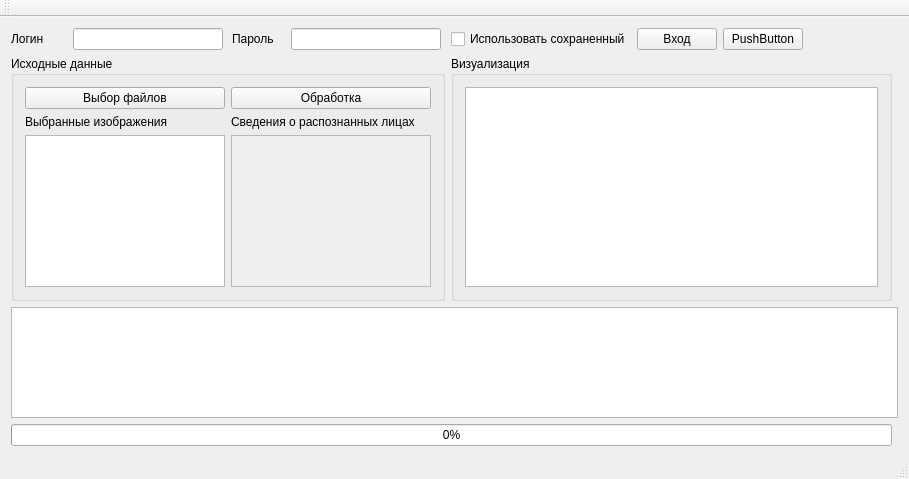
Old version of the form mainwindow.ui in the repository SHK24/tevianGUI.
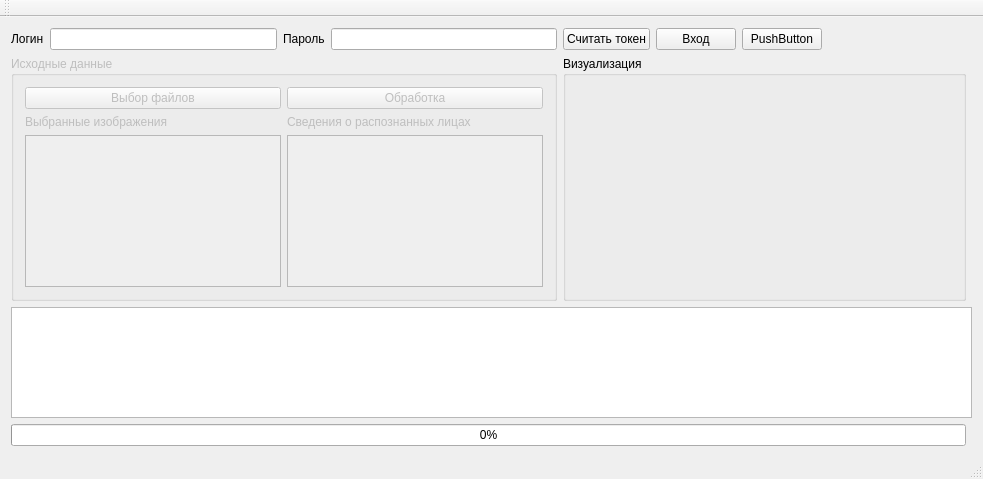
New version of the form. Custom widgets are drawn as their Qt base class.

The edit to the form file:
```diff
--- a/mainwindow.ui
+++ b/mainwindow.ui
@@ -6,20 +6,23 @@
    <rect>
     <x>0</x>
     <y>0</y>
-    <width>909</width>
+    <width>983</width>
     <height>479</height>
    </rect>
   </property>
   <property name="windowTitle">
    <string>MainWindow</string>
   </property>
+  <property name="styleSheet">
+   <string notr="true"/>
+  </property>
   <widget class="QWidget" name="centralWidget">
    <layout class="QGridLayout" name="gridLayout">
     <item row="0" column="2">
      <widget class="QLabel" name="label_2">
       <property name="maximumSize">
        <size>
-        <width>50</width>
+        <width>100</width>
         <height>16777215</height>
        </size>
       </property>
@@ -28,13 +31,6 @@
       </property>
      </widget>
     </item>
-    <item row="0" column="4">
-     <widget class="QCheckBox" name="useSaved">
-      <property name="text">
-       <string>Использовать сохраненный</string>
-      </property>
-     </widget>
-    </item>
     <item row="0" column="7">
      <spacer name="horizontalSpacer">
       <property name="orientation">
@@ -58,7 +54,7 @@
       </property>
       <property name="maximumSize">
        <size>
-        <width>150</width>
+        <width>300</width>
         <height>16777215</height>
        </size>
       </property>
@@ -75,7 +71,7 @@
      <widget class="QLabel" name="label">
       <property name="maximumSize">
        <size>
-        <width>50</width>
+        <width>100</width>
         <height>16777215</height>
        </size>
       </property>
@@ -96,6 +92,9 @@
     </item>
     <item row="1" column="0" colspan="4">
      <widget class="QGroupBox" name="groupBox">
+      <property name="enabled">
+       <bool>false</bool>
+      </property>
       <property name="minimumSize">
        <size>
         <width>0</width>
@@ -151,6 +150,12 @@
        </item>
        <item row="0" column="0">
         <widget class="QPushButton" name="fileChoose">
+         <property name="minimumSize">
+          <size>
+           <width>0</width>
+           <height>0</height>
+          </size>
+         </property>
          <property name="text">
           <string>Выбор файлов</string>
          </property>
@@ -158,6 +163,12 @@
        </item>
        <item row="0" column="1">
         <widget class="QPushButton" name="processing">
+         <property name="minimumSize">
+          <size>
+           <width>0</width>
+           <height>0</height>
+          </size>
+         </property>
          <property name="text">
           <string>Обработка</string>
          </property>
@@ -176,7 +187,7 @@
       </property>
       <property name="maximumSize">
        <size>
-        <width>150</width>
+        <width>300</width>
         <height>16777215</height>
        </size>
       </property>
@@ -190,6 +201,12 @@
     </item>
     <item row="0" column="5">
      <widget class="QPushButton" name="doLogin">
+      <property name="minimumSize">
+       <size>
+        <width>0</width>
+        <height>0</height>
+       </size>
+      </property>
       <property name="text">
        <string>Вход</string>
       </property>
@@ -202,18 +219,31 @@
       </property>
       <layout class="QGridLayout" name="gridLayout_3">
        <item row="0" column="0">
-        <widget class="QGraphicsView" name="graphicsView"/>
+        <widget class="ZoomView" name="widget" native="true"/>
        </item>
       </layout>
      </widget>
     </item>
     <item row="0" column="6">
      <widget class="QPushButton" name="pushButton">
+      <property name="minimumSize">
+       <size>
+        <width>0</width>
+        <height>0</height>
+       </size>
+      </property>
       <property name="text">
        <string>PushButton</string>
       </property>
      </widget>
     </item>
+    <item row="0" column="4">
+     <widget class="QPushButton" name="readToken">
+      <property name="text">
+       <string>Считать токен</string>
+      </property>
+     </widget>
+    </item>
    </layout>
   </widget>
   <widget class="QMenuBar" name="menuBar">
@@ -237,6 +267,14 @@
   <widget class="QStatusBar" name="statusBar"/>
  </widget>
  <layoutdefault spacing="6" margin="11"/>
+ <customwidgets>
+  <customwidget>
+   <class>ZoomView</class>
+   <extends>QWidget</extends>
+   <header>zoomview.h</header>
+   <container>1</container>
+  </customwidget>
+ </customwidgets>
  <resources/>
  <connections/>
 </ui>
```
Left out of the diff: 2 changed lines with no effect on the pictures.
